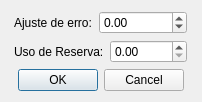
Old version of the form ui/ajustar.ui in the repository vazerick/controle_gastos.
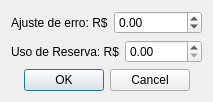
New version of the form.

Commit message: Sistema de Ajustes: ajuste de erro e uso de reserva

Diff of the .ui file:
```diff
--- a/ui/ajustar.ui
+++ b/ui/ajustar.ui
@@ -54,7 +54,7 @@
          <item>
           <widget class="QLabel" name="labelAjuste">
            <property name="text">
-            <string>Ajuste de erro:</string>
+            <string>Ajuste de erro: R$</string>
            </property>
           </widget>
          </item>
@@ -75,7 +75,7 @@
          <item>
           <widget class="QLabel" name="labelHistorico">
            <property name="text">
-            <string>Uso de Reserva:</string>
+            <string>Uso de Reserva: R$</string>
            </property>
           </widget>
          </item>
```
The commit also changes 4 other files.
